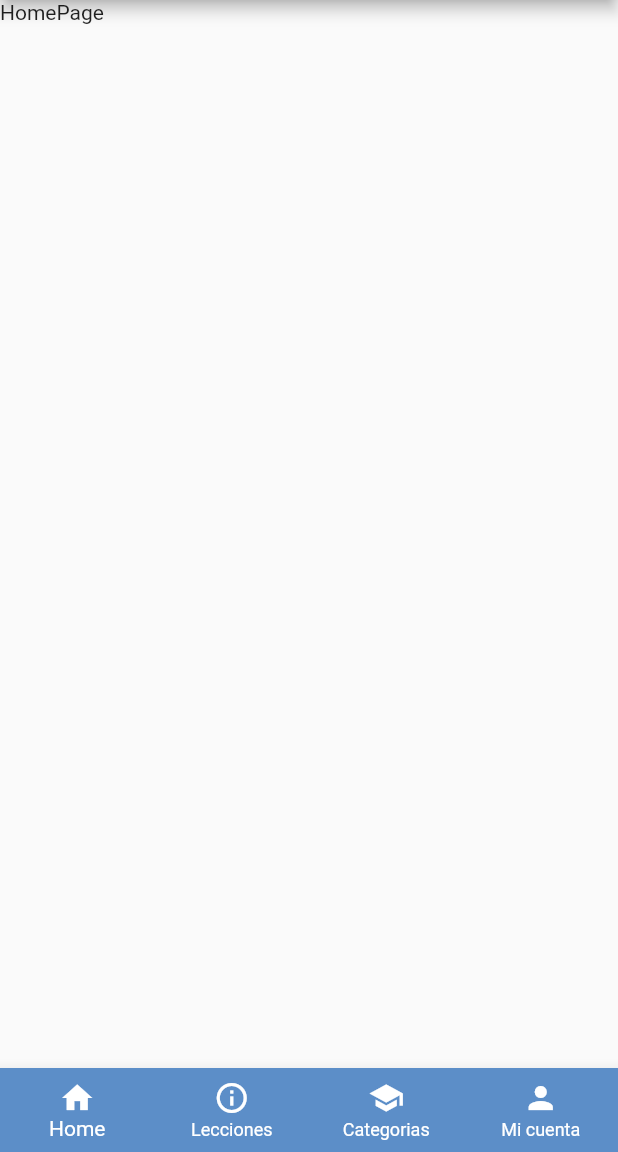
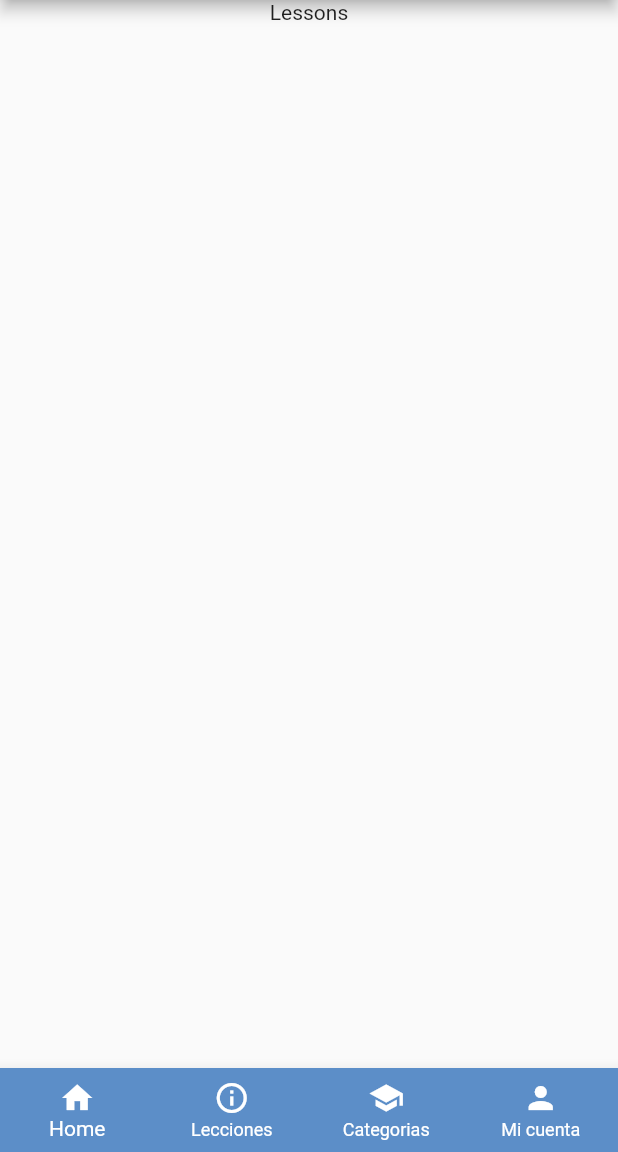
Before and after one commit to chalajr/mobileEducap, a Flutter app: the screen it shows after launch, on a phone screen of 412 x 824 dp, the part 84-1236 px from its top. Run offline on Flutter 3.47's test engine with Material 2 defaults, Android fonts, the phone set to English and light mode, and no system bars.

Commit message:
Develop Working NavBar

```diff
--- a/educap_flutter/lib/main.dart
+++ b/educap_flutter/lib/main.dart
@@ -5,13 +5,13 @@
 import 'lessons.dart';
 
 void main() {
-  runApp(const Layout());
+  runApp(const EduCap());
 }
 
 const eduCapBlue = Color(0xff5c8ec8);
 
-class Layout extends StatelessWidget {
-  const Layout({Key? key}) : super(key: key);
+class EduCap extends StatelessWidget {
+  const EduCap({Key? key}) : super(key: key);
 
   @override
   Widget build(BuildContext context) {
@@ -19,19 +19,45 @@
       theme: ThemeData(
         backgroundColor: eduCapBlue,
       ),
-      home: Scaffold(
+      title: "EduCap",
+      home: const Layout(),
+    );
+  }
+}
+
+class Layout extends StatefulWidget {
+  const Layout({Key? key}) : super(key: key);
+
+  @override
+  _LayoutState createState() => _LayoutState();
+}
+
+class _LayoutState extends State<Layout> {
+  int _selectedIndex = 0;
+  static final List<Widget> _widgetOptions = <Widget>[
+    (Lessons()),
+    (MyAccount()),
+    (HomePage()),
+    (Categories()),
+  ];
+
+  void _onItemTapped(int index) {
+    setState(() {
+      _selectedIndex = index;
+    });
+  }
+
+  @override
+  Widget build(BuildContext context) {
+    return Scaffold(
       appBar: AppBar(
         title: const Text('Educap'),
         backgroundColor: eduCapBlue,
       ),
-          body: HomePage(),
-          bottomNavigationBar: navBar()),
-    );
-  }
-}
-
-Widget navBar() {
-  return BottomNavigationBar(
+      body: Center(
+        child: _widgetOptions.elementAt(_selectedIndex),
+      ),
+      bottomNavigationBar: BottomNavigationBar(
         type: BottomNavigationBarType.fixed,
         selectedItemColor: Colors.white,
         unselectedItemColor: Colors.white,
@@ -66,5 +92,9 @@
           ),
         ],
         backgroundColor: eduCapBlue,
+        onTap: _onItemTapped,
+        currentIndex: _selectedIndex,
+      ),
     );
   }
+}
```
Also changed, not shown: 1 other file. Lines whose indentation alone changed are shown as unchanged.
